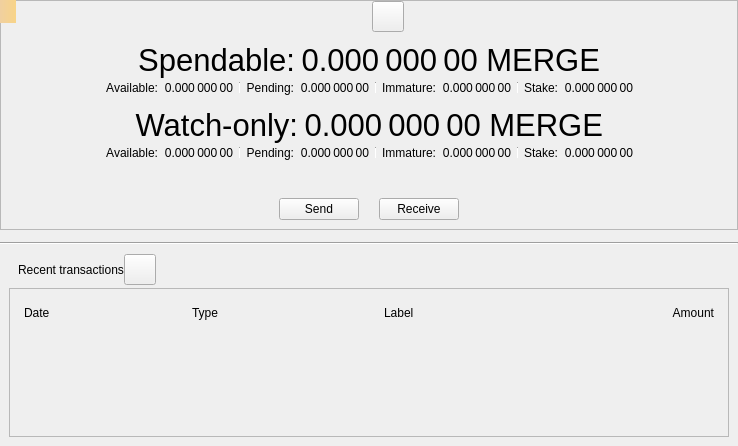
First picture: the form in src/qt/forms/overviewpage.ui, repository ProjectMerge/bitcoin, before the edit.
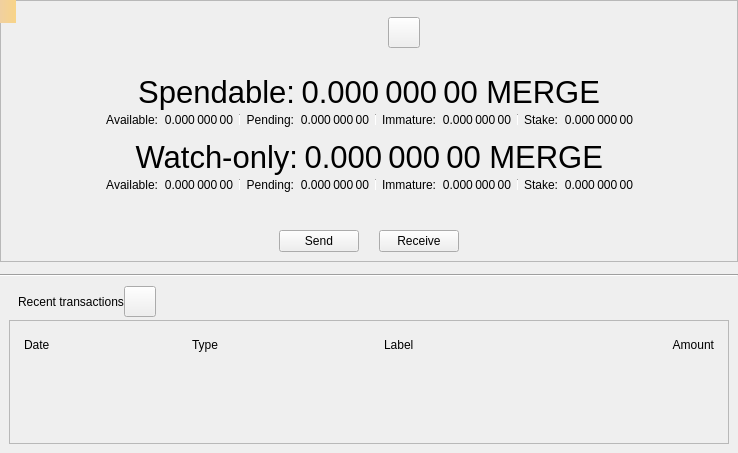
Second picture: the form after the edit. Icons and pictures are not drawn. Custom widgets are drawn as their Qt base class.

```diff
--- a/src/qt/forms/overviewpage.ui
+++ b/src/qt/forms/overviewpage.ui
@@ -91,8 +91,8 @@
            </property>
            <property name="minimumSize">
             <size>
-             <width>32</width>
-             <height>32</height>
+             <width>64</width>
+             <height>64</height>
             </size>
            </property>
           </widget>
```
